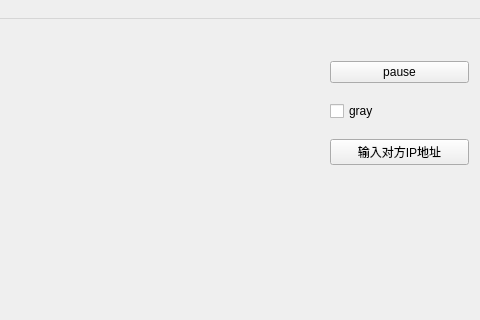
Before: the Qt Designer form mainwindow.ui in DreamLeePKU/chat, drawn with Qt 5; both pictures show x 320 to 800 and y 0 to 320 of the 800 by 600 pixel window.
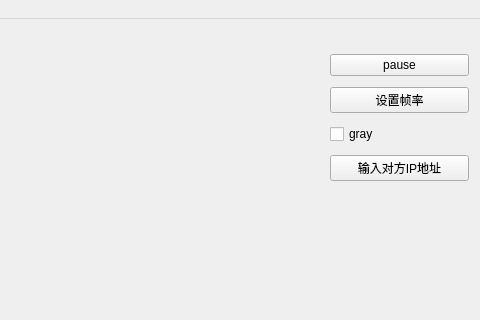
After: the same form once the commit is applied.

Commit message: add frame rate adjusting, 2Hz

What changed in the file:
```diff
--- a/mainwindow.ui
+++ b/mainwindow.ui
@@ -38,13 +38,13 @@
     </property>
     <layout class="QVBoxLayout" name="verticalLayout"/>
    </widget>
-   <widget class="QWidget" name="">
+   <widget class="QWidget" name="layoutWidget">
     <property name="geometry">
      <rect>
       <x>650</x>
       <y>30</y>
       <width>139</width>
-      <height>131</height>
+      <height>140</height>
      </rect>
     </property>
     <layout class="QVBoxLayout" name="verticalLayout_2">
@@ -55,6 +55,13 @@
        </property>
       </widget>
      </item>
+     <item>
+      <widget class="QPushButton" name="set_frame_rate_btn">
+       <property name="text">
+        <string>设置帧率</string>
+       </property>
+      </widget>
+     </item>
      <item>
       <widget class="QCheckBox" name="checkBox">
        <property name="text">
```
The commit also changes 7 other files.
